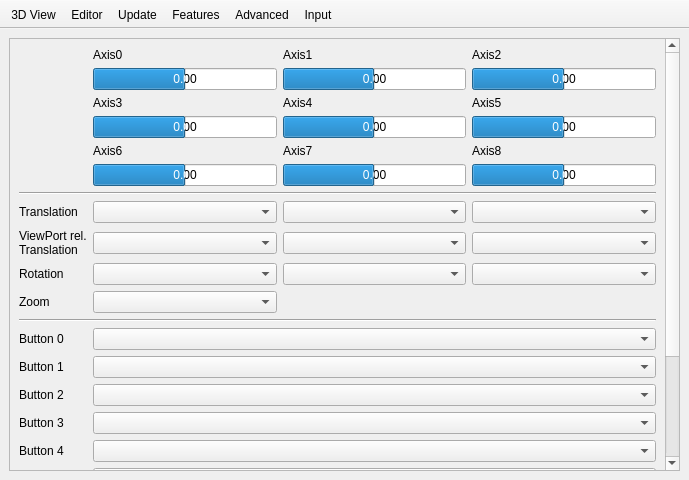
Old version of the form src/Preferences.ui in the repository MichaelPFrey/openscad.
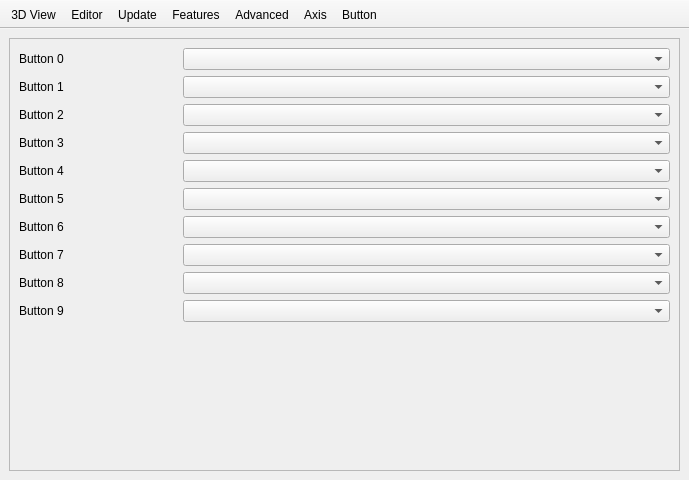
New version of the form. Icons and pictures are not drawn.

Commit message: split axis and buttons in the UI

Patch:
```diff
--- a/src/Preferences.ui
+++ b/src/Preferences.ui
@@ -27,7 +27,7 @@
     <item row="0" column="0">
      <widget class="QStackedWidget" name="stackedWidget">
       <property name="currentIndex">
-       <number>5</number>
+       <number>6</number>
       </property>
       <widget class="QWidget" name="page3DView">
        <layout class="QVBoxLayout" name="verticalLayout_4">
@@ -1477,8 +1477,8 @@
             <rect>
              <x>0</x>
              <y>0</y>
-             <width>655</width>
-             <height>641</height>
+             <width>669</width>
+             <height>392</height>
             </rect>
            </property>
            <layout class="QGridLayout" name="gridLayout_7" columnstretch="0,0,0,0">
@@ -1535,9 +1535,6 @@
               </property>
              </widget>
             </item>
-            <item row="16" column="1" colspan="3">
-             <widget class="QComboBox" name="comboBoxButton0"/>
-            </item>
             <item row="13" column="0">
              <widget class="QLabel" name="labelInputRotation">
               <property name="text">
@@ -1567,62 +1564,6 @@
             <item row="13" column="1">
              <widget class="QComboBox" name="comboBoxRotationX"/>
             </item>
-            <item row="17" column="0">
-             <widget class="QLabel" name="labelInputButton1">
-              <property name="text">
-               <string>Button 1</string>
-              </property>
-             </widget>
-            </item>
-            <item row="18" column="0">
-             <widget class="QLabel" name="labelInputButton2">
-              <property name="text">
-               <string>Button 2</string>
-              </property>
-             </widget>
-            </item>
-            <item row="19" column="0">
-             <widget class="QLabel" name="labelInputButton3">
-              <property name="text">
-               <string>Button 3</string>
-              </property>
-             </widget>
-            </item>
-            <item row="20" column="0">
-             <widget class="QLabel" name="labelInputButton4">
-              <property name="text">
-               <string>Button 4</string>
-              </property>
-             </widget>
-            </item>
-            <item row="21" column="0">
-             <widget class="QLabel" name="labelInputButton5">
-              <property name="text">
-               <string>Button 5</string>
-              </property>
-             </widget>
-            </item>
-            <item row="22" column="0">
-             <widget class="QLabel" name="labelInputButton6">
-              <property name="text">
-               <string>Button 6</string>
-              </property>
-             </widget>
-            </item>
-            <item row="23" column="0">
-             <widget class="QLabel" name="labelInputButton7">
-              <property name="text">
-               <string>Button 7</string>
-              </property>
-             </widget>
-            </item>
-            <item row="24" column="0">
-             <widget class="QLabel" name="labelInputButton8">
-              <property name="text">
-               <string>Button 8</string>
-              </property>
-             </widget>
-            </item>
             <item row="13" column="2">
              <widget class="QComboBox" name="comboBoxRotationY"/>
             </item>
@@ -1656,47 +1597,6 @@
               </property>
              </widget>
             </item>
-            <item row="17" column="1" colspan="3">
-             <widget class="QComboBox" name="comboBoxButton1"/>
-            </item>
-            <item row="18" column="1" colspan="3">
-             <widget class="QComboBox" name="comboBoxButton2"/>
-            </item>
-            <item row="19" column="1" colspan="3">
-             <widget class="QComboBox" name="comboBoxButton3"/>
-            </item>
-            <item row="20" column="1" colspan="3">
-             <widget class="QComboBox" name="comboBoxButton4"/>
-            </item>
-            <item row="21" column="1" colspan="3">
-             <widget class="QComboBox" name="comboBoxButton5"/>
-            </item>
-            <item row="22" column="1" colspan="3">
-             <widget class="QComboBox" name="comboBoxButton6"/>
-            </item>
-            <item row="23" column="1" colspan="3">
-             <widget class="QComboBox" name="comboBoxButton7"/>
-            </item>
-            <item row="24" column="1" colspan="3">
-             <widget class="QComboBox" name="comboBoxButton8"/>
-            </item>
-            <item row="16" column="0">
-             <widget class="QLabel" name="labelInputButton0">
-              <property name="text">
-               <string>Button 0</string>
-              </property>
-             </widget>
-            </item>
-            <item row="25" column="0">
-             <widget class="QLabel" name="labelInputButton9">
-              <property name="text">
-               <string>Button 9</string>
-              </property>
-             </widget>
-            </item>
-            <item row="25" column="1" colspan="3">
-             <widget class="QComboBox" name="comboBoxButton9"/>
-            </item>
             <item row="12" column="0">
              <widget class="QLabel" name="labelInputTranslationViewPortRelative">
               <property name="text">
@@ -1853,6 +1753,154 @@
         </item>
        </layout>
       </widget>
+      <widget class="QWidget" name="pageInputButton">
+       <layout class="QGridLayout" name="gridLayout_14">
+        <property name="leftMargin">
+         <number>0</number>
+        </property>
+        <property name="topMargin">
+         <number>0</number>
+        </property>
+        <property name="rightMargin">
+         <number>0</number>
+        </property>
+        <property name="bottomMargin">
+         <number>0</number>
+        </property>
+        <item row="3" column="1">
+         <widget class="QScrollArea" name="scrollArea_4">
+          <property name="widgetResizable">
+           <bool>true</bool>
+          </property>
+          <widget class="QWidget" name="scrollAreaWidgetContents_3">
+           <property name="geometry">
+            <rect>
+             <x>0</x>
+             <y>0</y>
+             <width>669</width>
+             <height>392</height>
+            </rect>
+           </property>
+           <layout class="QGridLayout" name="gridLayout_8" columnstretch="0,0,0,0">
+            <item row="18" column="0">
+             <widget class="QLabel" name="labelInputButton2">
+              <property name="text">
+               <string>Button 2</string>
+              </property>
+             </widget>
+            </item>
+            <item row="22" column="1" colspan="3">
+             <widget class="QComboBox" name="comboBoxButton6"/>
+            </item>
+            <item row="25" column="1" colspan="3">
+             <widget class="QComboBox" name="comboBoxButton9"/>
+            </item>
+            <item row="19" column="0">
+             <widget class="QLabel" name="labelInputButton3">
+              <property name="text">
+               <string>Button 3</string>
+              </property>
+             </widget>
+            </item>
+            <item row="23" column="1" colspan="3">
+             <widget class="QComboBox" name="comboBoxButton7"/>
+            </item>
+            <item row="24" column="1" colspan="3">
+             <widget class="QComboBox" name="comboBoxButton8"/>
+            </item>
+            <item row="21" column="0">
+             <widget class="QLabel" name="labelInputButton5">
+              <property name="text">
+               <string>Button 5</string>
+              </property>
+             </widget>
+            </item>
+            <item row="18" column="1" colspan="3">
+             <widget class="QComboBox" name="comboBoxButton2"/>
+            </item>
+            <item row="22" column="0">
+             <widget class="QLabel" name="labelInputButton6">
+              <property name="text">
+               <string>Button 6</string>
+              </property>
+             </widget>
+            </item>
+            <item row="17" column="1" colspan="3">
+             <widget class="QComboBox" name="comboBoxButton1"/>
+            </item>
+            <item row="20" column="0">
+             <widget class="QLabel" name="labelInputButton4">
+              <property name="text">
+               <string>Button 4</string>
+              </property>
+             </widget>
+            </item>
+            <item row="16" column="1" colspan="3">
+             <widget class="QComboBox" name="comboBoxButton0"/>
+            </item>
+            <item row="20" column="1" colspan="3">
+             <widget class="QComboBox" name="comboBoxButton4"/>
+            </item>
+            <item row="25" column="0">
+             <widget class="QLabel" name="labelInputButton9">
+              <property name="text">
+               <string>Button 9</string>
+              </property>
+             </widget>
+            </item>
+            <item row="24" column="0">
+             <widget class="QLabel" name="labelInputButton8">
+              <property name="text">
+               <string>Button 8</string>
+              </property>
+             </widget>
+            </item>
+            <item row="19" column="1" colspan="3">
+             <widget class="QComboBox" name="comboBoxButton3"/>
+            </item>
+            <item row="23" column="0">
+             <widget class="QLabel" name="labelInputButton7">
+              <property name="text">
+               <string>Button 7</string>
+              </property>
+             </widget>
+            </item>
+            <item row="21" column="1" colspan="3">
+             <widget class="QComboBox" name="comboBoxButton5"/>
+            </item>
+            <item row="16" column="0">
+             <widget class="QLabel" name="labelInputButton0">
+              <property name="text">
+               <string>Button 0</string>
+              </property>
+             </widget>
+            </item>
+            <item row="17" column="0">
+             <widget class="QLabel" name="labelInputButton1">
+              <property name="text">
+               <string>Button 1</string>
+              </property>
+             </widget>
+            </item>
+            <item row="26" column="0">
+             <spacer name="verticalSpacer_5">
+              <property name="orientation">
+               <enum>Qt::Vertical</enum>
+              </property>
+              <property name="sizeHint" stdset="0">
+               <size>
+                <width>20</width>
+                <height>40</height>
+               </size>
+              </property>
+             </spacer>
+            </item>
+           </layout>
+          </widget>
+         </widget>
+        </item>
+       </layout>
+      </widget>
      </widget>
     </item>
    </layout>
@@ -1888,6 +1936,7 @@
    <addaction name="prefsActionFeatures"/>
    <addaction name="prefsActionAdvanced"/>
    <addaction name="prefsActionInput"/>
+   <addaction name="prefsActionInputButton"/>
   </widget>
   <action name="prefsAction3DView">
    <property name="checkable">
@@ -1961,7 +2010,19 @@
      <normaloff>:/icons/prefsInput.png</normaloff>:/icons/prefsInput.png</iconset>
    </property>
    <property name="text">
-    <string>Input</string>
+    <string>Axis</string>
+   </property>
+  </action>
+  <action name="prefsActionInputButton">
+   <property name="checkable">
+    <bool>true</bool>
+   </property>
+   <property name="icon">
+    <iconset resource="../openscad.qrc">
+     <normaloff>:/icons/prefsInput.png</normaloff>:/icons/prefsInput.png</iconset>
+   </property>
+   <property name="text">
+    <string>Button</string>
    </property>
   </action>
  </widget>
```
Left out of the diff: 4 changed lines with no effect on the pictures. The commit also changes 1 other file.
